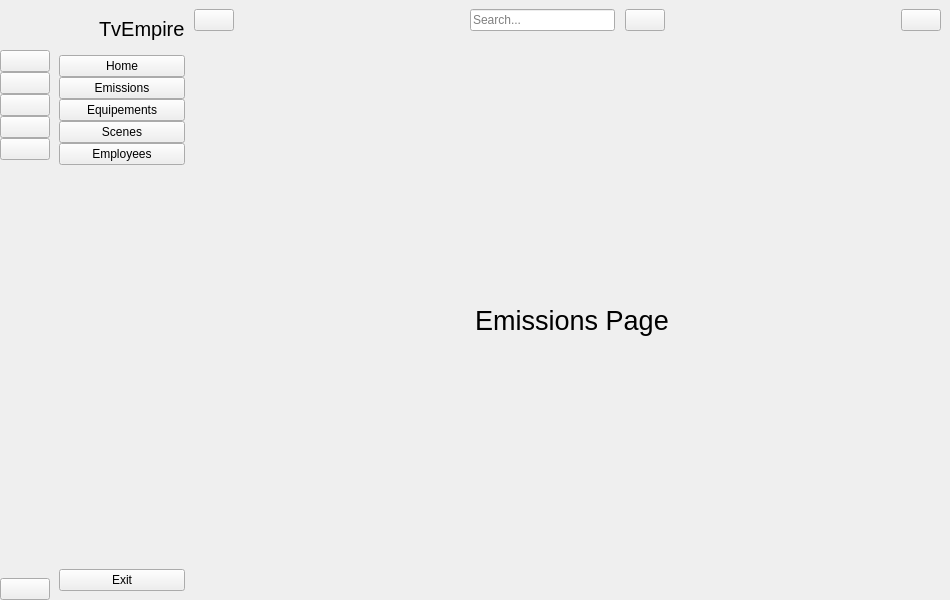
First picture: the form in mainwindow.ui, repository HyperDarkmoon/TVEmpire, before the edit.
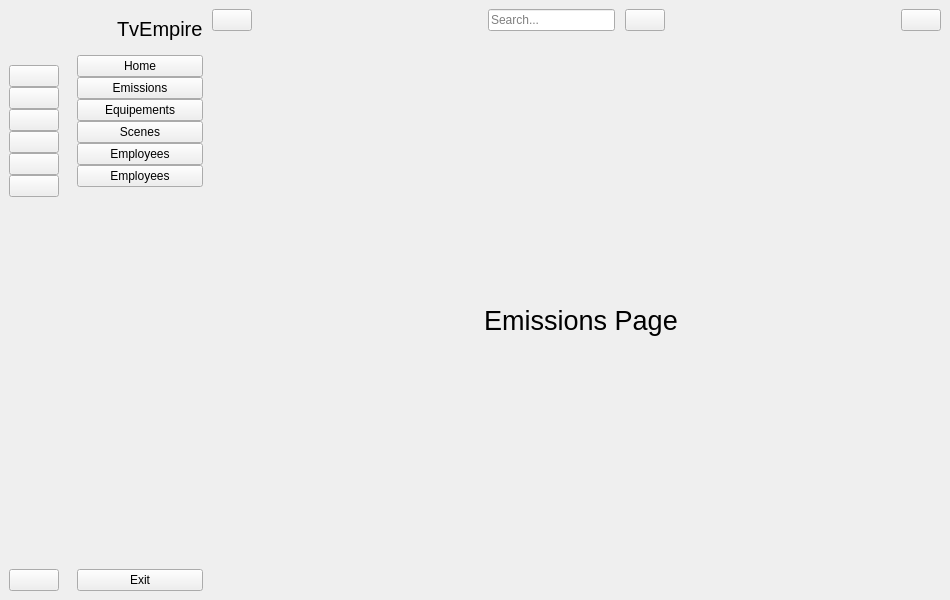
Second picture: the form after the edit. Icons and pictures are not drawn. Custom widgets are drawn as their Qt base class.

Patch:
```diff
--- a/mainwindow.ui
+++ b/mainwindow.ui
@@ -32,23 +32,8 @@
     </property>
     <item row="0" column="0">
      <widget class="QWidget" name="icon_only_widget" native="true">
-      <layout class="QVBoxLayout" name="verticalLayout_3">
-       <property name="spacing">
-        <number>0</number>
-       </property>
-       <property name="leftMargin">
-        <number>0</number>
-       </property>
-       <property name="topMargin">
-        <number>0</number>
-       </property>
-       <property name="rightMargin">
-        <number>0</number>
-       </property>
-       <property name="bottomMargin">
-        <number>0</number>
-       </property>
-       <item>
+      <layout class="QGridLayout" name="gridLayout_10">
+       <item row="0" column="0">
         <layout class="QHBoxLayout" name="horizontalLayout_3">
          <item>
           <widget class="QLabel" name="logo_label_1">
@@ -77,7 +62,7 @@
          </item>
         </layout>
        </item>
-       <item>
+       <item row="1" column="0">
         <layout class="QVBoxLayout" name="verticalLayout">
          <property name="spacing">
           <number>0</number>
@@ -202,9 +187,33 @@
            </property>
           </widget>
          </item>
+         <item>
+          <widget class="QPushButton" name="customers_btn_3">
+           <property name="text">
+            <string/>
+           </property>
+           <property name="icon">
+            <iconset resource="resource.qrc">
+             <normaloff>:/icon/icon/group-32.ico</normaloff>
+             <normalon>:/icon/icon/group-48.ico</normalon>:/icon/icon/group-32.ico</iconset>
+           </property>
+           <property name="iconSize">
+            <size>
+             <width>20</width>
+             <height>20</height>
+            </size>
+           </property>
+           <property name="checkable">
+            <bool>true</bool>
+           </property>
+           <property name="autoExclusive">
+            <bool>true</bool>
+           </property>
+          </widget>
+         </item>
         </layout>
        </item>
-       <item>
+       <item row="2" column="0">
         <spacer name="verticalSpacer">
          <property name="orientation">
           <enum>Qt::Vertical</enum>
@@ -217,7 +226,7 @@
          </property>
         </spacer>
        </item>
-       <item>
+       <item row="3" column="0">
         <widget class="QPushButton" name="exit_btn_1">
          <property name="text">
           <string/>
@@ -239,8 +248,8 @@
     </item>
     <item row="0" column="1">
      <widget class="QWidget" name="full_menu_widget" native="true">
-      <layout class="QVBoxLayout" name="verticalLayout_4">
-       <item>
+      <layout class="QGridLayout" name="gridLayout_9">
+       <item row="0" column="0">
         <layout class="QHBoxLayout" name="horizontalLayout_2">
          <property name="spacing">
           <number>0</number>
@@ -284,7 +293,7 @@
          </item>
         </layout>
        </item>
-       <item>
+       <item row="1" column="0">
         <layout class="QVBoxLayout" name="verticalLayout_2">
          <property name="spacing">
           <number>0</number>
@@ -409,9 +418,33 @@
            </property>
           </widget>
          </item>
+         <item>
+          <widget class="QPushButton" name="customers_btn_4">
+           <property name="text">
+            <string>Employees</string>
+           </property>
+           <property name="icon">
+            <iconset resource="resource.qrc">
+             <normaloff>:/icon/icon/group-32.ico</normaloff>
+             <normalon>:/icon/icon/group-48.ico</normalon>:/icon/icon/group-32.ico</iconset>
+           </property>
+           <property name="iconSize">
+            <size>
+             <width>14</width>
+             <height>14</height>
+            </size>
+           </property>
+           <property name="checkable">
+            <bool>true</bool>
+           </property>
+           <property name="autoExclusive">
+            <bool>true</bool>
+           </property>
+          </widget>
+         </item>
         </layout>
        </item>
-       <item>
+       <item row="2" column="0">
         <spacer name="verticalSpacer_2">
          <property name="orientation">
           <enum>Qt::Vertical</enum>
@@ -424,7 +457,7 @@
          </property>
         </spacer>
        </item>
-       <item>
+       <item row="3" column="0">
         <widget class="QPushButton" name="exit_btn_2">
          <property name="text">
           <string>Exit</string>
```
